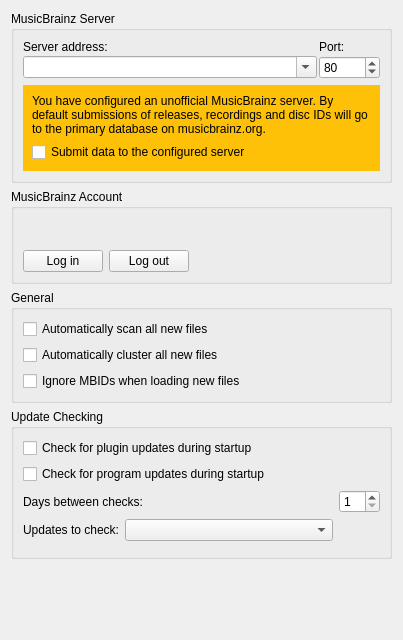
Qt form ui/options_general.ui (metabrainz/picard) before a commit.
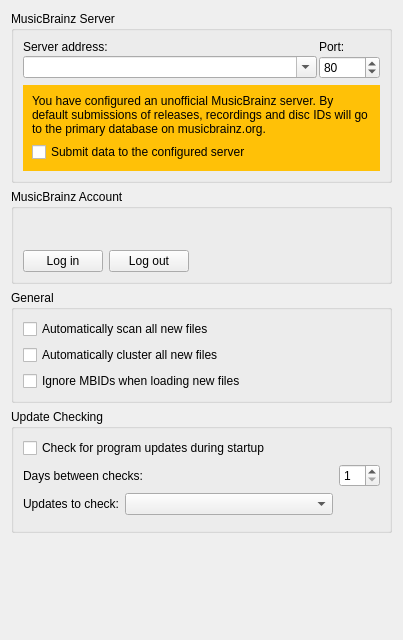
The same form after that commit.

Commit message:
Remove unused plugin update functionality
Plugin updates are now handled directly in the plugin manager options,
making these methods and settings obsolete:

- Remove check_for_plugin_update() and show_plugin_update_dialog() methods
- Remove check_for_plugin_updates setting and UI checkbox
- Remove call to check_for_plugin_update() from startup
- Regenerate UI forms after removing checkbox

Plugin updates can now be managed through Options > Plugins.

What changed in the file:
```diff
--- a/ui/options_general.ui
+++ b/ui/options_general.ui
@@ -220,13 +220,6 @@
       <string>Update Checking</string>
      </property>
      <layout class="QVBoxLayout" name="verticalLayout_2">
-      <item>
-       <widget class="QCheckBox" name="check_for_plugin_updates">
-        <property name="text">
-         <string>Check for plugin updates during startup</string>
-        </property>
-       </widget>
-      </item>
       <item>
        <widget class="QWidget" name="program_update_check_group" native="true">
         <property name="minimumSize">
```
Left out of the diff: 1 changed line with no effect on the pictures. The commit also changes 3 other files.
